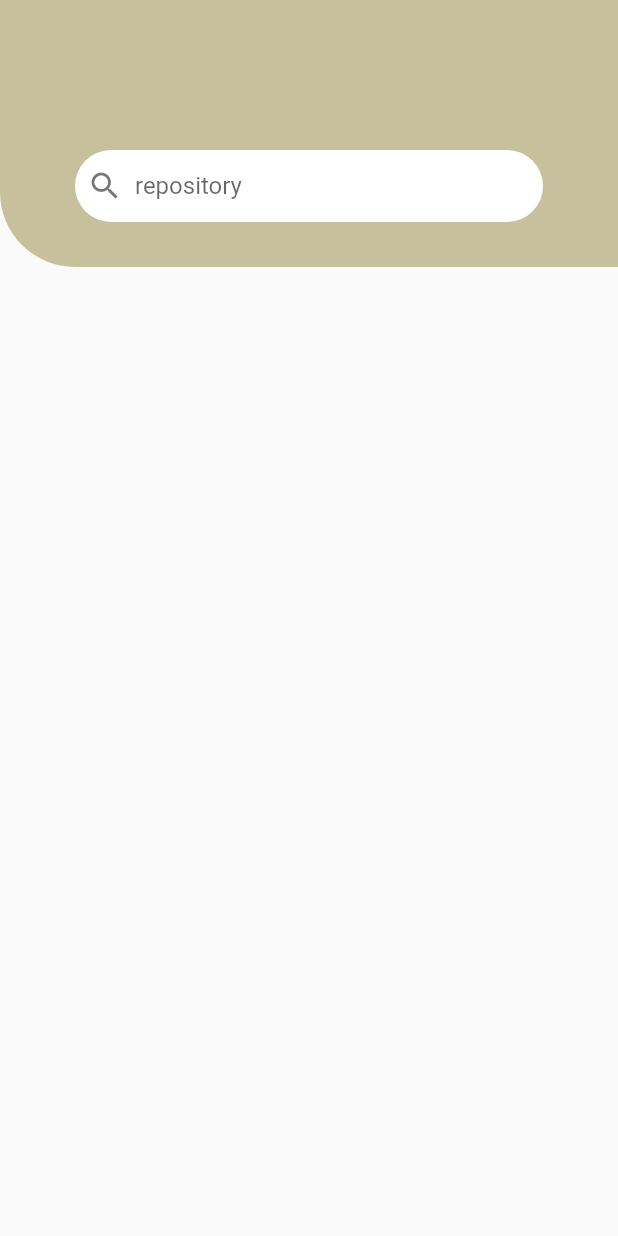
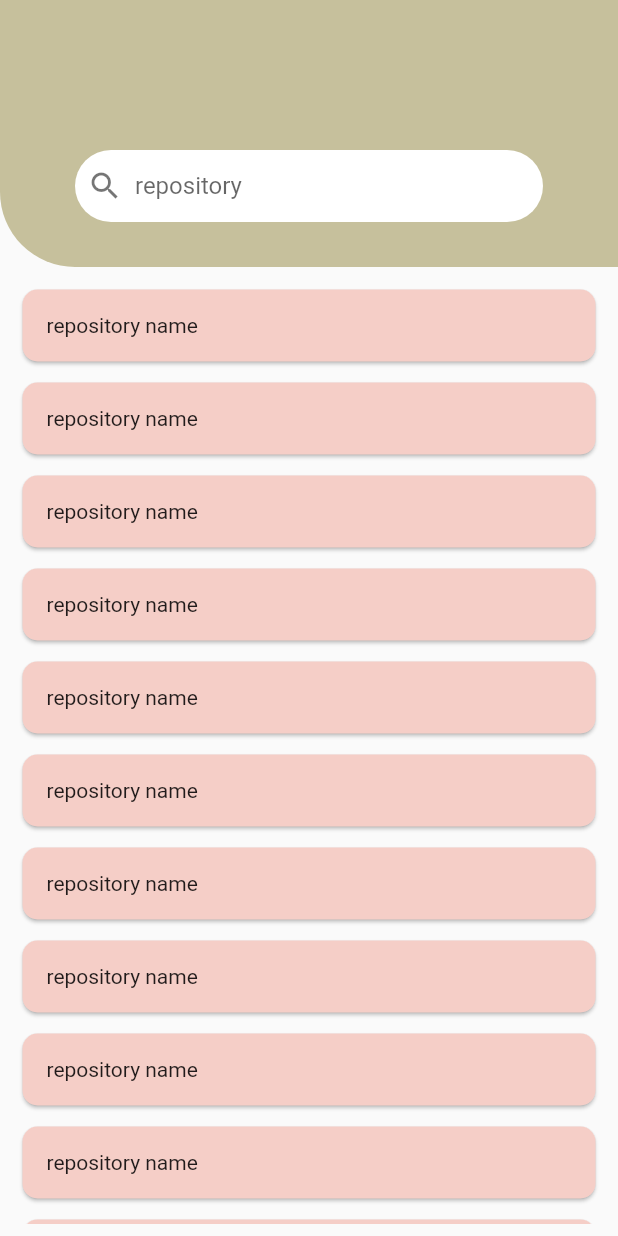
Before and after one commit to IkemotoNanako/yumemi-flutter, a Flutter app: the screen it shows after launch, on a phone screen of 412 x 824 dp. Run offline on Flutter 3.47's test engine with Material 2 defaults, Android fonts, the light colour scheme and no system bars.

Commit message:
リポジトリの検索結果一覧の見た目を作成

```diff
--- a/lib/main.dart
+++ b/lib/main.dart
@@ -1,6 +1,7 @@
 import 'package:flutter/material.dart';
 
-import 'ui/search_page/search_widget.dart';
+import 'ui/search_page/result/build_list_card.dart';
+import 'ui/search_page/search/search_widget.dart';
 
 void main() {
   runApp(const MainApp());
@@ -24,7 +25,7 @@ class MyHomePage extends StatelessWidget {
     return Scaffold(
         body: Center(
       child: Column(
-        children: const [SearchWidget()],
+        children: const [SearchWidget(), BuildListCard()],
       ),
     ));
   }
--- /dev/null
+++ b/lib/ui/search_page/result/build_list_card.dart
@@ -0,0 +1,26 @@
+import 'package:flutter/material.dart';
+
+import 'repository_card.dart';
+
+class BuildListCard extends StatelessWidget {
+  const BuildListCard({
+    super.key,
+  });
+
+  @override
+  Widget build(BuildContext context) {
+    return Expanded(
+      child: Padding(
+        padding: const EdgeInsets.all(8.0),
+        child: ListView.builder(
+            itemCount: 20,
+            itemBuilder: (BuildContext context, int index) {
+              return const Padding(
+                padding: EdgeInsets.all(3.0),
+                child: RepositoryCard(),
+              );
+            }),
+      ),
+    );
+  }
+}
--- /dev/null
+++ b/lib/ui/search_page/result/repository_card.dart
@@ -0,0 +1,21 @@
+import 'package:flutter/material.dart';
+
+class RepositoryCard extends StatelessWidget {
+  const RepositoryCard({
+    super.key,
+  });
+
+  @override
+  Widget build(BuildContext context) {
+    return Card(
+      shape: RoundedRectangleBorder(
+        borderRadius: BorderRadius.circular(10),
+      ),
+      color: const Color.fromRGBO(245, 206, 199, 1),
+      child: const Padding(
+        padding: EdgeInsets.all(16.0),
+        child: Text("repository name"),
+      ),
+    );
+  }
+}
```
Also changed, not shown: lib/ui/search_page/search/search_box.dart (renamed from lib/ui/search_page/search_box.dart), lib/ui/search_page/search/search_field.dart (renamed from lib/ui/search_page/search_field.dart), lib/ui/search_page/search/search_widget.dart (renamed from lib/ui/search_page/search_widget.dart).
